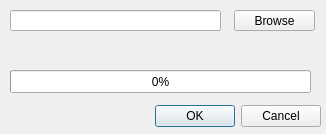
Sushisource/wubwub, file ssmp/libdialog.ui: the form before one commit.
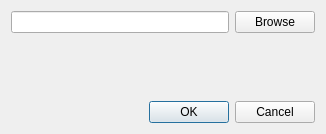
The form after the commit.

```diff
--- a/ssmp/libdialog.ui
+++ b/ssmp/libdialog.ui
@@ -40,67 +40,23 @@
   <property name="sizeGripEnabled">
    <bool>false</bool>
   </property>
-  <widget class="QDialogButtonBox" name="buttonBox">
-   <property name="geometry">
-    <rect>
-     <x>0</x>
-     <y>100</y>
-     <width>321</width>
-     <height>32</height>
-    </rect>
-   </property>
-   <property name="orientation">
-    <enum>Qt::Horizontal</enum>
-   </property>
-   <property name="standardButtons">
-    <set>QDialogButtonBox::Cancel|QDialogButtonBox::Ok</set>
-   </property>
-  </widget>
-  <widget class="QLineEdit" name="libDirTxt">
-   <property name="geometry">
-    <rect>
-     <x>10</x>
-     <y>10</y>
-     <width>211</width>
-     <height>21</height>
-    </rect>
-   </property>
-  </widget>
+  <layout class="QVBoxLayout" name="verticalLayout">
+   <item>
+    <layout class="QHBoxLayout" name="horizontalLayout">
+     <item>
+      <widget class="QLineEdit" name="libDirTxt"/>
+     </item>
+     <item>
   <widget class="QPushButton" name="browseBtn">
-   <property name="geometry">
-    <rect>
-     <x>234</x>
-     <y>10</y>
-     <width>81</width>
-     <height>21</height>
-    </rect>
-   </property>
    <property name="text">
     <string>Browse</string>
    </property>
   </widget>
-  <widget class="QProgressBar" name="progressBar">
-   <property name="geometry">
-    <rect>
-     <x>10</x>
-     <y>70</y>
-     <width>301</width>
-     <height>23</height>
-    </rect>
-   </property>
-   <property name="value">
-    <number>0</number>
-   </property>
-  </widget>
+     </item>
+    </layout>
+   </item>
+   <item>
   <widget class="QLabel" name="curDirLbl">
-   <property name="geometry">
-    <rect>
-     <x>10</x>
-     <y>40</y>
-     <width>261</width>
-     <height>21</height>
-    </rect>
-   </property>
    <property name="contextMenuPolicy">
     <enum>Qt::NoContextMenu</enum>
    </property>
@@ -108,6 +64,18 @@
     <string/>
    </property>
   </widget>
+   </item>
+   <item>
+    <widget class="QDialogButtonBox" name="buttonBox">
+     <property name="orientation">
+      <enum>Qt::Horizontal</enum>
+     </property>
+     <property name="standardButtons">
+      <set>QDialogButtonBox::Cancel|QDialogButtonBox::Ok</set>
+     </property>
+    </widget>
+   </item>
+  </layout>
  </widget>
  <resources/>
  <connections>
```
Lines whose indentation alone changed are shown as unchanged.
